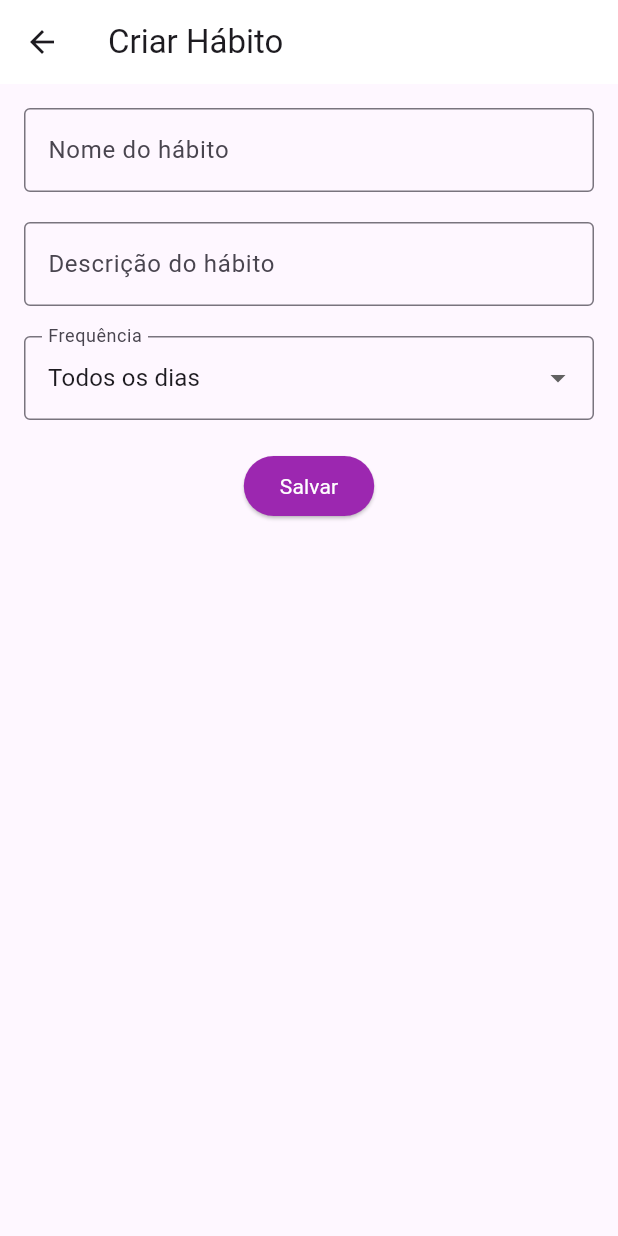
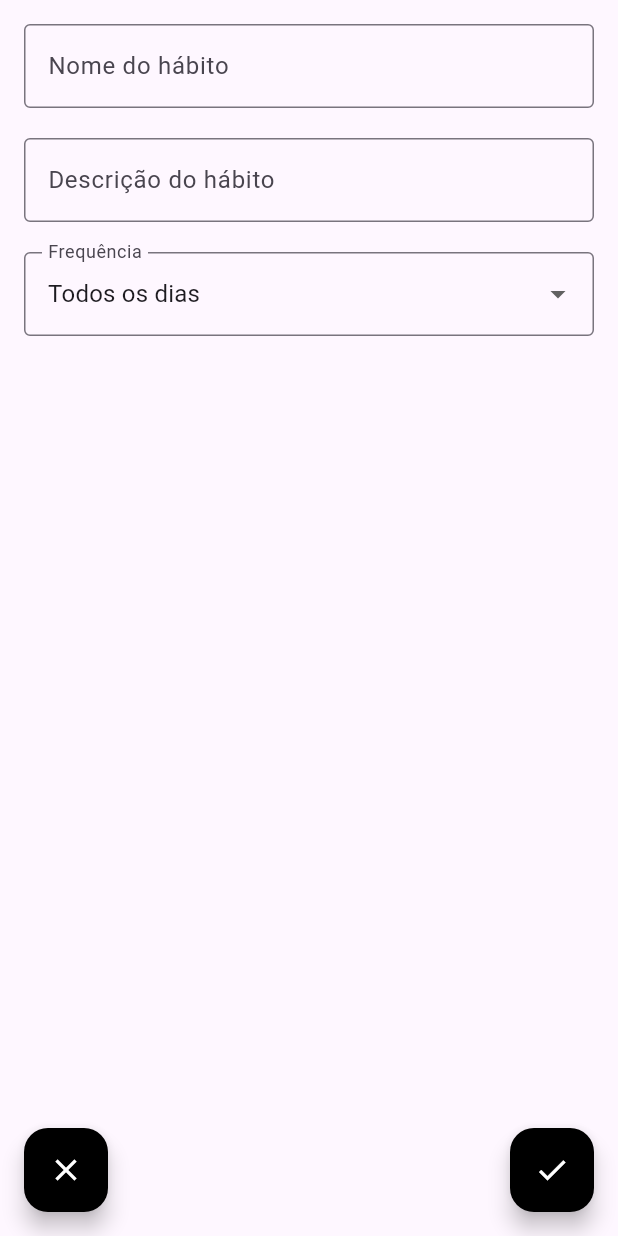
Before and after one commit to AyrllanP/DSI, a Flutter app: the EntradaHabitosPage screen opened directly, on a phone screen of 412 x 824 dp. Run offline on Flutter 3.47's test engine with Material 3 defaults, Android fonts, the phone set to English and light mode, and no system bars; our stand-ins replace cloud_firestore, firebase_auth, firebase_core, table_calendar; accounts and stored records are empty; generated files the repository leaves out were written again.

Commit message:
Ajustes no design

```diff
--- a/lib/entrada_habitos.dart
+++ b/lib/entrada_habitos.dart
@@ -50,10 +50,10 @@ class _EntradaHabitosPageState extends State<EntradaHabitosPage> {
   @override
   Widget build(BuildContext context) {
     return Scaffold(
-      appBar: AppBar(
-        title: Text(widget.habito == null ? "Criar Hábito" : "Editar Hábito"),
-        backgroundColor: Colors.white,
-      ),
+      // appBar: AppBar(
+      //   title: Text(widget.habito == null ? "Criar Hábito" : "Editar Hábito"),
+      //   backgroundColor: Colors.white,
+      // ),
       body: Padding(
         padding: const EdgeInsets.all(16.0),
         child: Column(
@@ -132,9 +132,20 @@ class _EntradaHabitosPageState extends State<EntradaHabitosPage> {
               ),
               const SizedBox(height: 20),
             ],
-
-            // Botão Salvar
-            ElevatedButton(
+          ],
+        ),
+      ),
+      bottomNavigationBar: Padding(
+        padding: const EdgeInsets.all(16.0),
+        child: Row(
+            mainAxisAlignment: MainAxisAlignment.spaceBetween,
+            children: [
+              FloatingActionButton(
+                onPressed: () => Navigator.pop(context),
+                backgroundColor: Colors.black,
+                child: Icon(Icons.close, color: Colors.white),
+              ),
+              FloatingActionButton(
                 onPressed: () {
                   final novoHabito = _habitoController.text.trim();
                   final descricao = _descricaoController.text.trim();
@@ -155,11 +166,8 @@ class _EntradaHabitosPageState extends State<EntradaHabitosPage> {
                     'dias': _frequenciaSelecionada != "Todos os dias" ? _diasSelecionados : null,
                   });
                 },
-              style: ElevatedButton.styleFrom(
-                backgroundColor: Colors.purple,
-                foregroundColor: Colors.white,
-              ),
-              child: const Text("Salvar"),
+                backgroundColor: Colors.black,
+                child: Icon(Icons.check, color: Colors.white),
               ),
             ],
           ),
```
Lines whose indentation alone changed are shown as unchanged.
